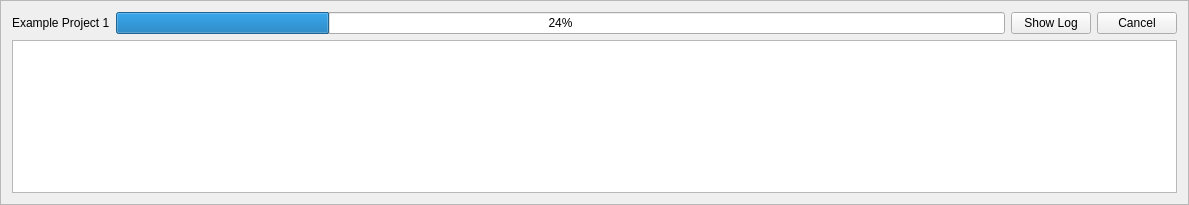
PASTA-ELN/pasta-eln, file pasta_eln/GUI/dataverse_ui/dataverse_upload_widget_base.ui: the form before one commit.
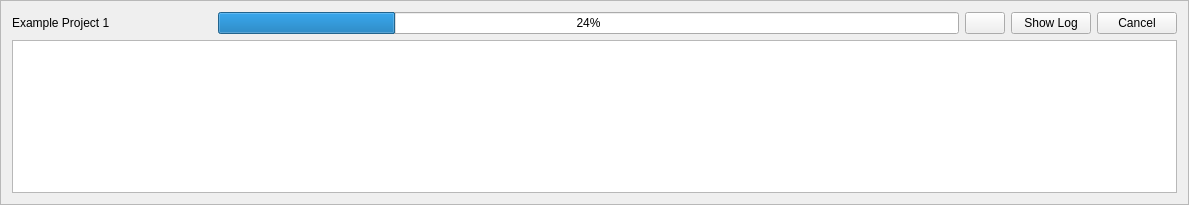
The form after the commit. Icons and pictures are not drawn.

Commit message: - Modified qt designer UI files for the dataverse upload tool. Added UI files for the dataverse upload history.

Patch:
```diff
--- a/pasta_eln/GUI/dataverse_ui/dataverse_upload_widget_base.ui
+++ b/pasta_eln/GUI/dataverse_ui/dataverse_upload_widget_base.ui
@@ -26,6 +26,12 @@
       <layout class="QHBoxLayout" name="uploadWidgetHorizontalLayout">
        <item>
         <widget class="QLabel" name="uploadProjectLabel">
+         <property name="minimumSize">
+          <size>
+           <width>200</width>
+           <height>0</height>
+          </size>
+         </property>
          <property name="toolTip">
           <string>Name of the PASTA project enqueued for dataverse upload.</string>
          </property>
@@ -44,6 +50,22 @@
          </property>
         </widget>
        </item>
+       <item>
+        <widget class="QPushButton" name="statusPushButton">
+         <property name="enabled">
+          <bool>true</bool>
+         </property>
+         <property name="toolTip">
+          <string>Displays the status of the upload process (success/failed/in-progress).</string>
+         </property>
+         <property name="text">
+          <string/>
+         </property>
+         <property name="icon">
+          <iconset theme="finish"/>
+         </property>
+        </widget>
+       </item>
        <item>
         <widget class="QPushButton" name="showLogPushButton">
          <property name="toolTip">
```
The commit also changes 6 other files.
